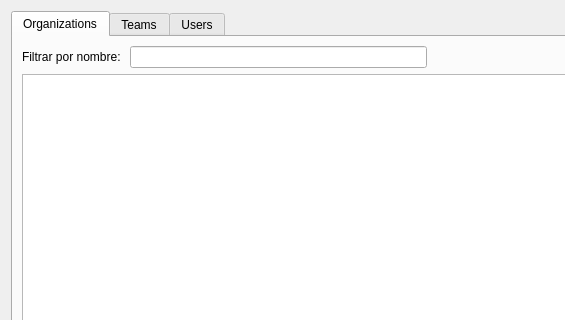
Qt form core/ui/toolbars/cm/resources_management.ui (Giswater/giswater_qgis_plugin) before a commit; both pictures show x 0 to 565 and y 0 to 320 of the 745 by 428 pixel window.
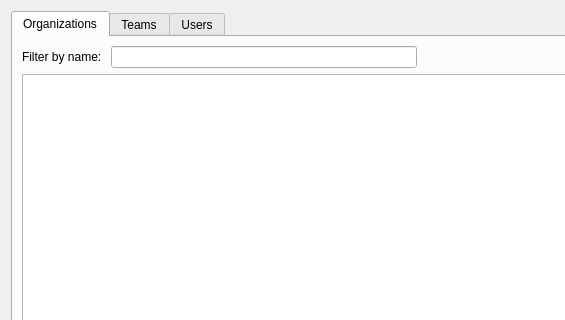
The same form after that commit.

The edit to the form file:
```diff
--- a/core/ui/toolbars/cm/resources_management.ui
+++ b/core/ui/toolbars/cm/resources_management.ui
@@ -40,7 +40,7 @@
            <item row="0" column="0">
             <widget class="QLabel" name="label">
              <property name="text">
-              <string>Filtrar por nombre: </string>
+              <string>Filter by name: </string>
              </property>
             </widget>
            </item>
```
Left out of the diff: 6 changed lines with no effect on the pictures.
